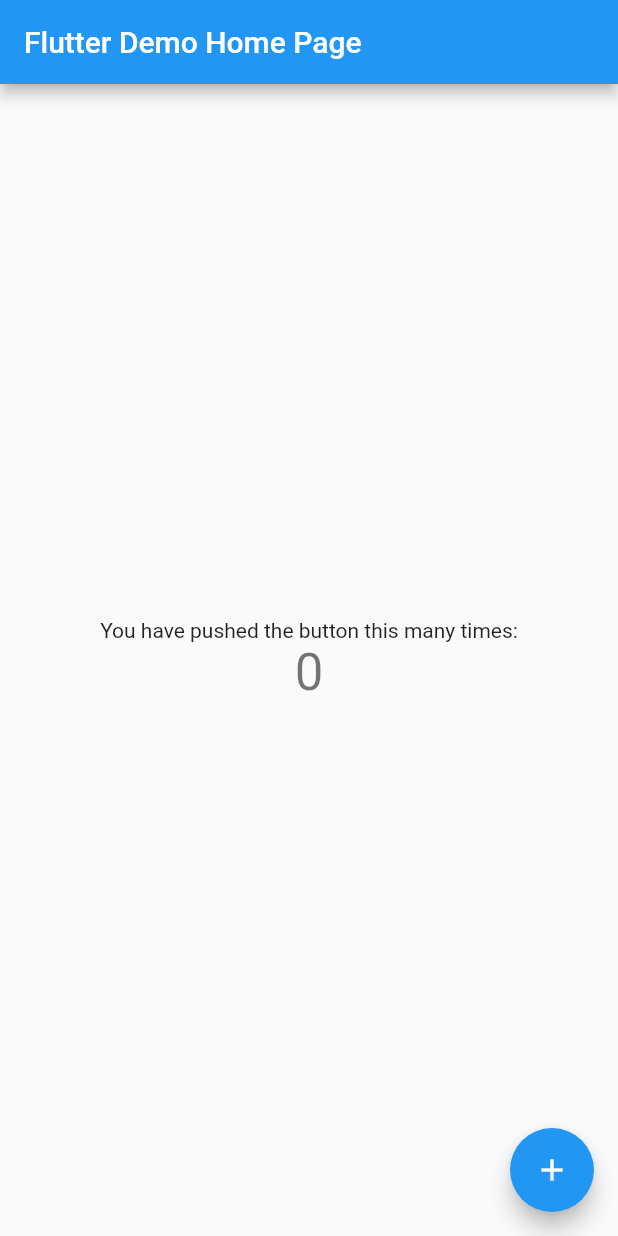
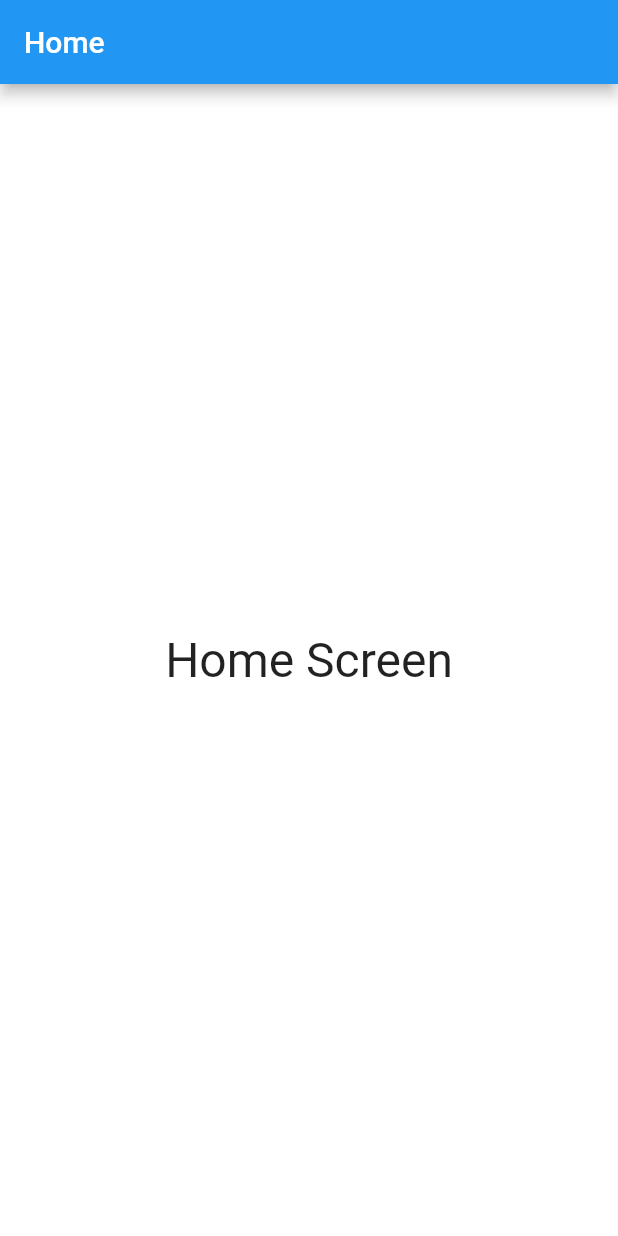
Before and after one commit to namaNIC/flutter_application_1, a Flutter app: the screen it shows after launch, on a phone screen of 412 x 824 dp. Run offline on Flutter 3.47's test engine with Material 2 defaults, Android fonts, the phone set to English and light mode, and no system bars.

Commit message:
Home screen Changes

```diff
--- a/lib/main.dart
+++ b/lib/main.dart
@@ -22,7 +22,34 @@ class MyApp extends StatelessWidget {
         // is not restarted.
         primarySwatch: Colors.blue,
       ),
-      home: MyHomePage(title: 'Flutter Demo Home Page'),
+      home: HomeScreen(), //MyHomePage(title: 'Flutter Demo Home Page'),
+    );
+  }
+}
+
+class HomeScreen extends StatefulWidget {
+  const HomeScreen({Key? key}) : super(key: key);
+
+  @override
+  _HomeScreenState createState() => _HomeScreenState();
+}
+
+class _HomeScreenState extends State<HomeScreen> {
+  @override
+  Widget build(BuildContext context) {
+    return Scaffold(
+      appBar: AppBar(
+        title: Text('Home'),
+      ),
+      body: Container(
+        color: Colors.white,
+        child: Center(
+          child: Text(
+            'Home Screen',
+            style: TextStyle(fontSize: 32),
+          ),
+        ),
+      ),
     );
   }
 }
```
